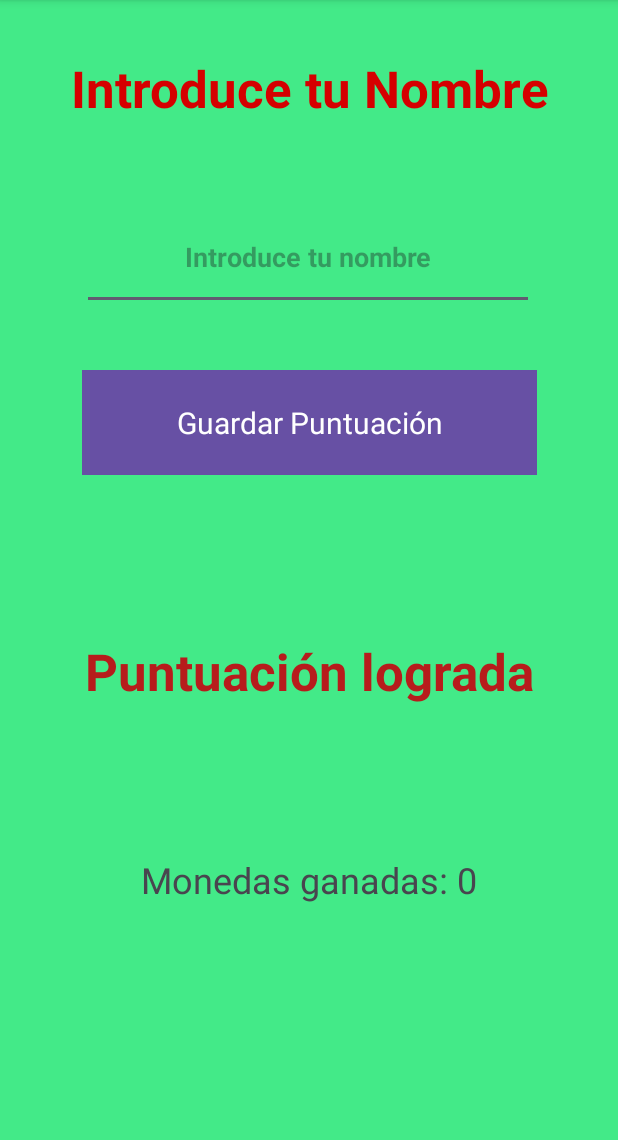
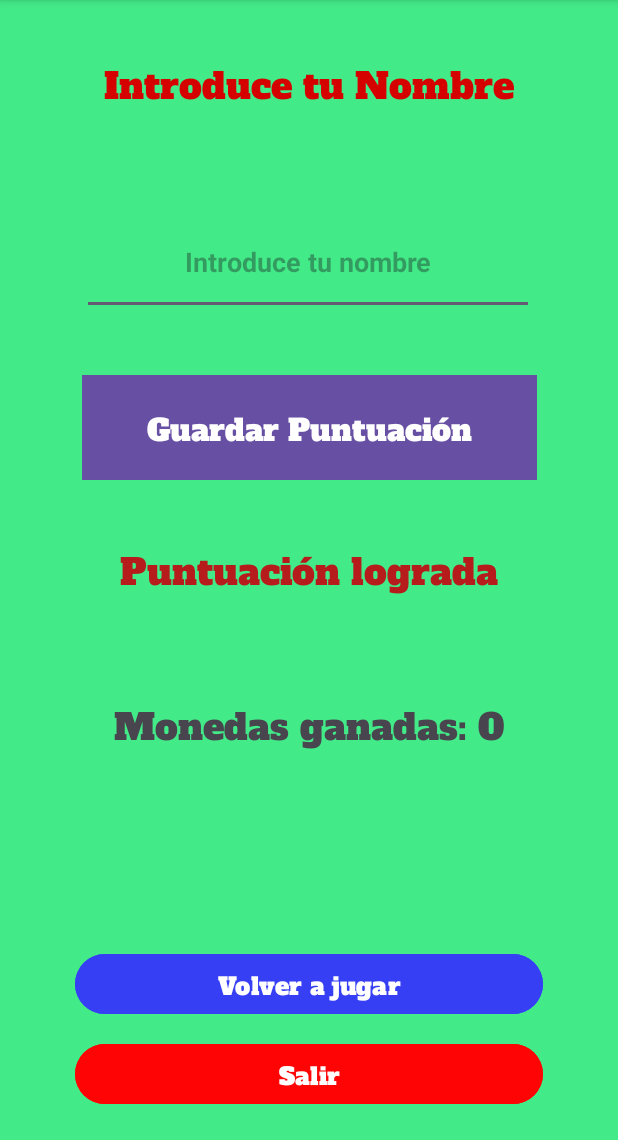
Before and after one commit to jlge30/DiceRollerBeta, an Android app: the PantallaFinal screen opened directly, with no data from a screen before it, on a phone screen of 412 x 824 dp, the part 96-1236 px from its top. Run offline under Robolectric (Android 15) with nearby library versions, the light colour scheme and no system bars; our stand-ins replace RxJava; Roboto replaces fonts that are not available here.

Commit message:
creados botones que faltaban

```diff
--- a/app/src/main/java/com/jose/diceroller/Bienvenida.java
+++ b/app/src/main/java/com/jose/diceroller/Bienvenida.java
@@ -18,18 +18,16 @@ public class Bienvenida extends Activity {
         super.onCreate(savedInstanceState);
         setContentView(R.layout.activity_bienvenida);
 
-
-
         TimerTask tarea =new TimerTask() {//creamos la tarea de la ventana bienvenida
             @Override
-            public void run() {//tarea para que la pantalla esté visible 5 segundos
+            public void run() {//tarea para que la pantalla esté visible 3 segundos
                 Intent intent = new Intent(Bienvenida.this, MenuInicial.class);
                 startActivity(intent);
                 finish();
             }
         };
         Timer tiempo = new Timer();//retardamos la otra ventana
-        tiempo.schedule(tarea, 5000);
+        tiempo.schedule(tarea, 3000);
     }
     public boolean onCreateOptionsMenu(Menu menu) {
         MenuInflater inflater = getMenuInflater();
--- a/app/src/main/java/com/jose/diceroller/PantallaFinal.java
+++ b/app/src/main/java/com/jose/diceroller/PantallaFinal.java
@@ -36,9 +36,10 @@ public class PantallaFinal extends AppCompatActivity {
 
     private TextView txtPuntuacion;
     private GlobalVariables datos;
-    private Button saveName;
+    private Button saveName, btnSalir, btnInicio;
 
     private DbManager dbManager;
+
 
     @SuppressLint("MissingInflatedId")
     @Override
@@ -53,6 +54,8 @@ public class PantallaFinal extends AppCompatActivity {
         textView.setText(puntos);//mensaje de número de monedas
         saveName = findViewById(R.id.SaveButton);
         txtPuntuacion = findViewById(R.id.txtScoreTitle);
+        btnInicio =findViewById(R.id.btn_volver_jugar);
+        btnSalir = findViewById(R.id.btn_salir);
 
 
 
@@ -88,8 +91,23 @@ public class PantallaFinal extends AppCompatActivity {
 //                }
             }
         });
+        btnSalir.setOnClickListener(new View.OnClickListener() {
+            @Override
+            public void onClick(View v) {
+                finish();
+            }
+        });
+        btnInicio.setOnClickListener(new View.OnClickListener() {
+            @Override
+            public void onClick(View v) {
+                Intent intent = new Intent(PantallaFinal.this, MenuInicial.class);
+                startActivity(intent);
+                finish();
+            }
+        });
 
     }
+
     public void insertJugadorRx(){
         String nombre = gamerN.getText().toString();
         int puntuacion = datos.getPuntuacion();
@@ -146,4 +164,5 @@ public class PantallaFinal extends AppCompatActivity {
 
 
 
+
 }
--- a/app/src/main/res/layout/activity_pantalla_final.xml
+++ b/app/src/main/res/layout/activity_pantalla_final.xml
@@ -12,16 +12,17 @@
     <TextView
         android:id="@+id/txt_puntos"
         android:layout_width="0dp"
-        android:layout_height="51dp"
+        android:layout_height="154dp"
         android:layout_marginStart="50dp"
-        android:layout_marginTop="50dp"
+        android:layout_marginTop="8dp"
         android:layout_marginEnd="50dp"
         android:layout_marginBottom="200dp"
+        android:fontFamily="@font/alfa_slab_one"
         android:textAlignment="center"
         android:textSize="24sp"
         app:layout_constraintBottom_toBottomOf="parent"
         app:layout_constraintEnd_toEndOf="parent"
-        app:layout_constraintHorizontal_bias="0.0"
+        app:layout_constraintHorizontal_bias="1.0"
         app:layout_constraintStart_toStartOf="parent"
         app:layout_constraintTop_toBottomOf="@+id/txtScoreTitle"
         tools:text="Puntos" />
@@ -31,11 +32,11 @@
         android:layout_width="wrap_content"
         android:layout_height="61dp"
         android:layout_marginTop="36dp"
+        android:fontFamily="@font/alfa_slab_one"
         android:text="@string/NameTitle"
         android:textAlignment="center"
         android:textColor="#D50000"
-        android:textSize="34sp"
-        android:textStyle="bold"
+        android:textSize="24sp"
         app:layout_constraintEnd_toEndOf="parent"
         app:layout_constraintStart_toStartOf="parent"
         app:layout_constraintTop_toTopOf="parent" />
@@ -65,17 +66,17 @@
         android:layout_width="0dp"
         android:layout_height="45dp"
         android:layout_marginStart="50dp"
-        android:layout_marginTop="100dp"
+        android:layout_marginTop="32dp"
         android:layout_marginEnd="50dp"
         android:layout_marginBottom="50dp"
+        android:fontFamily="@font/alfa_slab_one"
         android:text="@string/ScoreTitle"
         android:textAlignment="center"
         android:textColor="#B71C1C"
-        android:textSize="34sp"
-        android:textStyle="bold"
+        android:textSize="24sp"
         app:layout_constraintBottom_toTopOf="@+id/txt_puntos"
         app:layout_constraintEnd_toEndOf="parent"
-        app:layout_constraintHorizontal_bias="1.0"
+        app:layout_constraintHorizontal_bias="0.0"
         app:layout_constraintStart_toStartOf="parent"
         app:layout_constraintTop_toBottomOf="@+id/SaveButton" />
 
@@ -89,6 +90,7 @@
         android:layout_marginEnd="50dp"
         android:layout_marginBottom="8dp"
         android:background="#D50000"
+        android:fontFamily="@font/alfa_slab_one"
         android:foregroundGravity="center"
         android:foregroundTint="#D50000"
         android:text="@string/SaveButton"
@@ -109,5 +111,36 @@
         app:rippleColor="#D50000"
         app:strokeColor="#D50000" />
 
+    <Button
+        android:id="@+id/btn_volver_jugar"
+        android:layout_width="0dp"
+        android:layout_height="wrap_content"
+        android:layout_marginStart="50dp"
+        android:layout_marginEnd="50dp"
+        android:layout_marginBottom="80dp"
+        android:backgroundTint="@color/blue"
+        android:fontFamily="@font/alfa_slab_one"
+        android:text="@string/volverInicio"
+        android:textSize="16sp"
+        app:layout_constraintBottom_toBottomOf="parent"
+        app:layout_constraintEnd_toEndOf="parent"
+        app:layout_constraintHorizontal_bias="0.0"
+        app:layout_constraintStart_toStartOf="parent" />
+
+    <Button
+        android:id="@+id/btn_salir"
+        android:layout_width="0dp"
+        android:layout_height="wrap_content"
+        android:layout_marginStart="50dp"
+        android:layout_marginEnd="50dp"
+        android:layout_marginBottom="20dp"
+        android:backgroundTint="@color/red"
+        android:fontFamily="@font/alfa_slab_one"
+        android:text="@string/salir"
+        android:textSize="16sp"
+        app:layout_constraintBottom_toBottomOf="parent"
+        app:layout_constraintEnd_toEndOf="parent"
+        app:layout_constraintStart_toStartOf="parent" />
+
 
 </androidx.constraintlayout.widget.ConstraintLayout>
--- a/app/src/main/res/values/strings.xml
+++ b/app/src/main/res/values/strings.xml
@@ -1,6 +1,6 @@
 <resources>
     <string name="app_name">Dice Roller</string>
-    <string name="roll">Lanzar</string>
+    <string name="roll">Lanzar dados</string>
     <string name="lanzar">Has lanzado</string>
     <string name="ganado">!!Ganaste una moneda!!</string>
     <string name="perdido">!!Perdiste una moneda!!</string>
@@ -31,4 +31,5 @@
     <string name="top3">Top 3</string>
     <string name="borrarBD">Borrar BBDD</string>
     <string name="vertodosregistros">Listar jugadas</string>
+    <string name="volverInicio">Volver a jugar</string>
 </resources>
```
Also changed, not shown: app/src/main/java/com/jose/diceroller/MenuInicial.java (+21 -5 lines), app/src/main/java/com/jose/diceroller/VentanaAyuda.java (+15 -0 lines), app/src/main/res/layout/activity_main.xml (+20 -12 lines), app/src/main/res/layout/activity_menu_inicial.xml (+32 -5 lines), app/src/main/res/layout/activity_ventana_ayuda.xml (+17 -4 lines).
